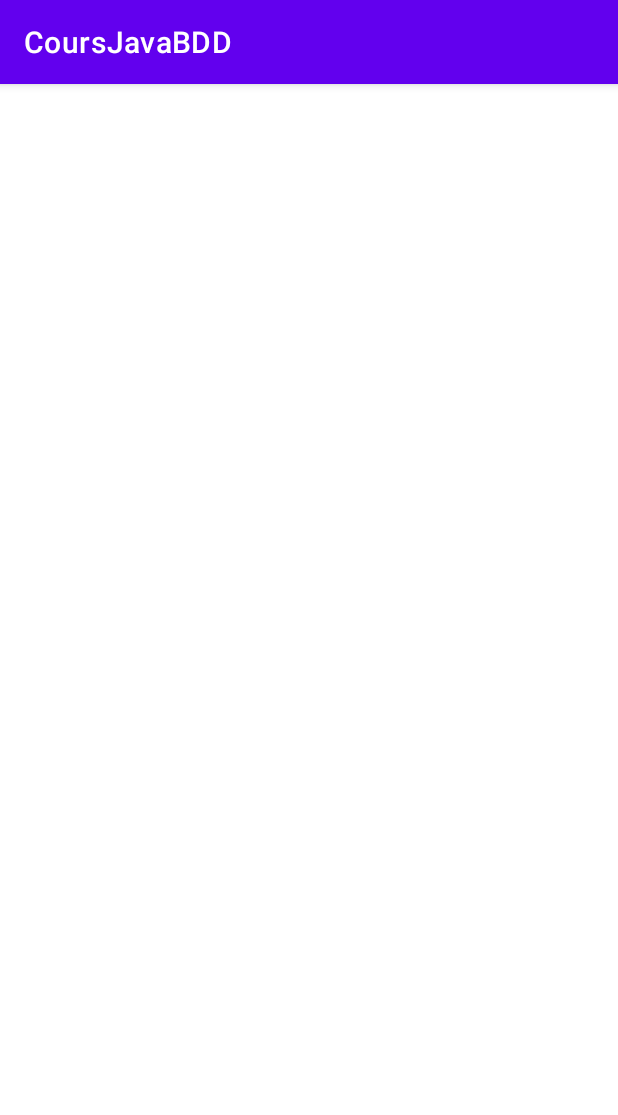
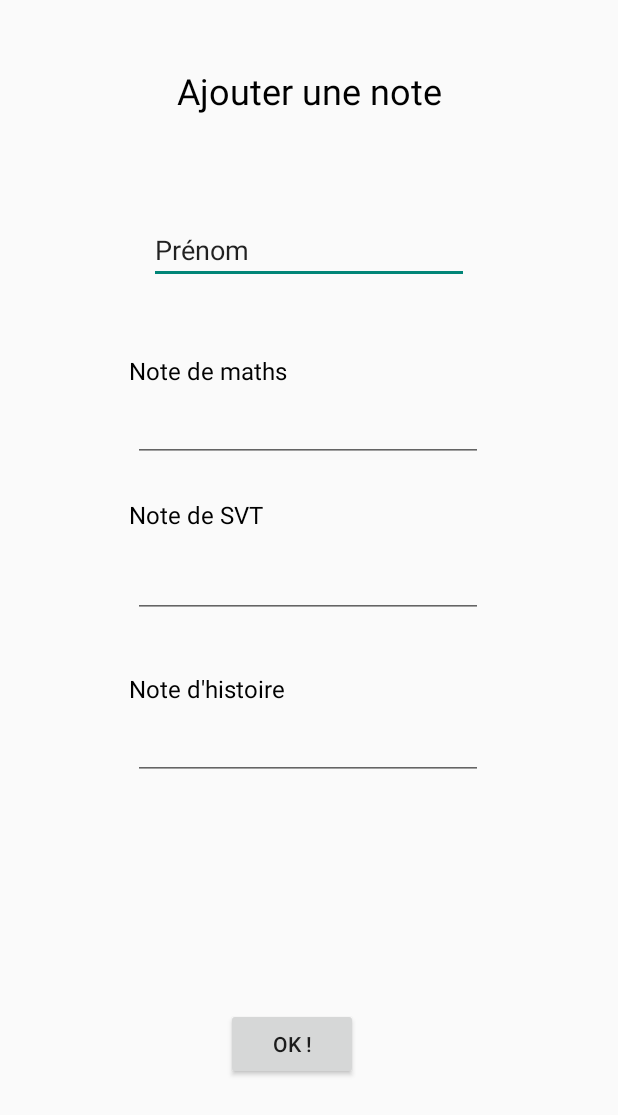
Before and after one commit to Wexop/CoursJavaBDD, an Android app: the AddStudentActivity screen opened directly, with no data from a screen before it, on a phone screen of 412 x 824 dp. Shown: the top 1115 px of the screen. Run offline under Robolectric (Android 15) with nearby library versions, the phone set to English and light mode, and no system bars.

Commit message:
delete action bar

```diff
--- a/app/src/main/AndroidManifest.xml
+++ b/app/src/main/AndroidManifest.xml
@@ -11,7 +11,7 @@
         android:label="@string/app_name"
         android:roundIcon="@mipmap/ic_launcher_round"
         android:supportsRtl="true"
-        android:theme="@style/Theme.CoursJavaBDD"
+        android:theme="@style/Theme.NoActionBar"
         tools:targetApi="31">
         <activity
             android:name=".getResultActivity"
--- a/app/src/main/res/layout/activity_add_student.xml
+++ b/app/src/main/res/layout/activity_add_student.xml
@@ -6,4 +6,119 @@
     android:layout_height="match_parent"
     tools:context=".AddStudentActivity">
 
+    <TextView
+        android:id="@+id/textView"
+        android:layout_width="wrap_content"
+        android:layout_height="wrap_content"
+        android:layout_marginTop="44dp"
+        android:text="Ajouter une note"
+        android:textColor="#000000"
+        android:textSize="24sp"
+        app:layout_constraintEnd_toEndOf="parent"
+        app:layout_constraintStart_toStartOf="parent"
+        app:layout_constraintTop_toTopOf="parent" />
+
+    <TextView
+        android:id="@+id/textView2"
+        android:layout_width="wrap_content"
+        android:layout_height="wrap_content"
+        android:layout_marginTop="236dp"
+        android:text="Note de maths"
+        android:textColor="#000000"
+        android:textSize="16sp"
+        app:layout_constraintEnd_toEndOf="parent"
+        app:layout_constraintHorizontal_bias="0.281"
+        app:layout_constraintStart_toStartOf="parent"
+        app:layout_constraintTop_toTopOf="parent" />
+
+    <TextView
+        android:id="@+id/textView3"
+        android:layout_width="wrap_content"
+        android:layout_height="wrap_content"
+        android:layout_marginTop="332dp"
+        android:text="Note de SVT"
+        android:textColor="#000000"
+        android:textSize="16sp"
+        app:layout_constraintEnd_toEndOf="parent"
+        app:layout_constraintHorizontal_bias="0.267"
+        app:layout_constraintStart_toStartOf="parent"
+        app:layout_constraintTop_toTopOf="parent" />
+
+    <TextView
+        android:id="@+id/textView4"
+        android:layout_width="wrap_content"
+        android:layout_height="wrap_content"
+        android:layout_marginTop="448dp"
+        android:text="Note d'histoire"
+        android:textColor="#000000"
+        android:textSize="16sp"
+        app:layout_constraintEnd_toEndOf="parent"
+        app:layout_constraintHorizontal_bias="0.279"
+        app:layout_constraintStart_toStartOf="parent"
+        app:layout_constraintTop_toTopOf="parent" />
+
+    <EditText
+        android:id="@+id/inputName"
+        android:layout_width="wrap_content"
+        android:layout_height="wrap_content"
+        android:layout_marginTop="144dp"
+        android:ems="10"
+        android:inputType="textPersonName"
+        android:text="Prénom"
+        app:layout_constraintEnd_toEndOf="parent"
+        app:layout_constraintStart_toStartOf="parent"
+        app:layout_constraintTop_toTopOf="parent" />
+
+    <EditText
+        android:id="@+id/inputNote1"
+        android:layout_width="wrap_content"
+        android:layout_height="wrap_content"
+        android:layout_marginTop="260dp"
+        android:ems="10"
+        android:inputType="numberDecimal"
+        android:textColor="#000000"
+        android:textSize="20sp"
+        app:layout_constraintEnd_toEndOf="parent"
+        app:layout_constraintHorizontal_bias="0.497"
+        app:layout_constraintStart_toStartOf="parent"
+        app:layout_constraintTop_toTopOf="parent" />
+
+    <EditText
+        android:id="@+id/inputNote2"
+        android:layout_width="wrap_content"
+        android:layout_height="wrap_content"
+        android:layout_marginTop="364dp"
+        android:ems="10"
+        android:inputType="numberDecimal"
+        android:textColor="#000000"
+        android:textSize="20sp"
+        app:layout_constraintEnd_toEndOf="parent"
+        app:layout_constraintHorizontal_bias="0.497"
+        app:layout_constraintStart_toStartOf="parent"
+        app:layout_constraintTop_toTopOf="parent" />
+
+    <EditText
+        android:id="@+id/inputNote3"
+        android:layout_width="wrap_content"
+        android:layout_height="wrap_content"
+        android:layout_marginTop="472dp"
+        android:ems="10"
+        android:inputType="numberDecimal"
+        android:textColor="#000000"
+        android:textSize="20sp"
+        app:layout_constraintEnd_toEndOf="parent"
+        app:layout_constraintHorizontal_bias="0.497"
+        app:layout_constraintStart_toStartOf="parent"
+        app:layout_constraintTop_toTopOf="parent" />
+
+    <Button
+        android:id="@+id/button_send_result"
+        android:layout_width="wrap_content"
+        android:layout_height="wrap_content"
+        android:layout_marginBottom="104dp"
+        android:text="Ok !"
+        app:layout_constraintBottom_toBottomOf="parent"
+        app:layout_constraintEnd_toEndOf="parent"
+        app:layout_constraintHorizontal_bias="0.464"
+        app:layout_constraintStart_toStartOf="parent" />
 </androidx.constraintlayout.widget.ConstraintLayout>
```
